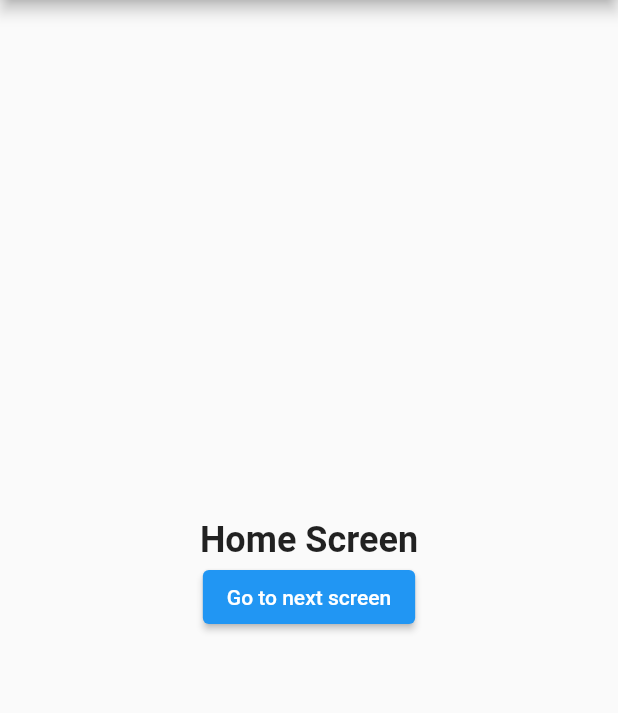
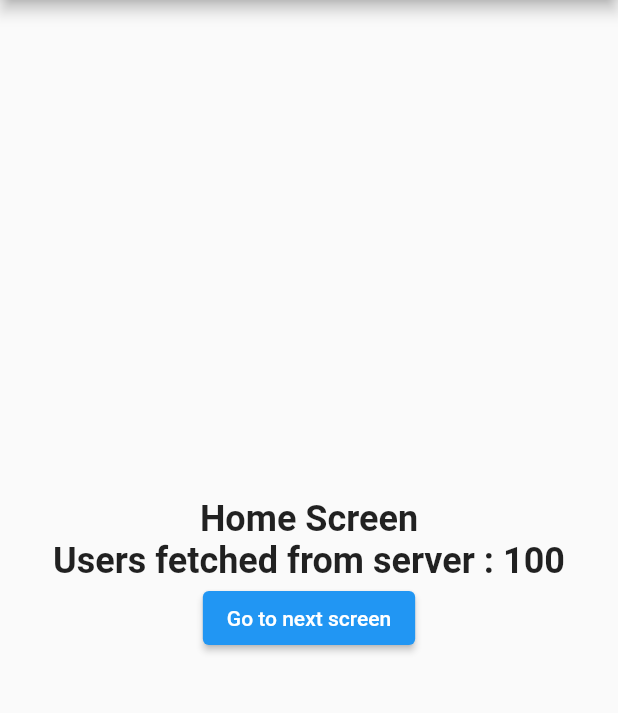
Before and after one commit to mikerashoo/werkama-flutter-boilerblate, a Flutter app: the screen it shows after launch, on a phone screen of 412 x 824 dp, the part 84-797 px from its top. Run offline on Flutter 3.47's test engine with Material 2 defaults, Android fonts, the light colour scheme and no system bars.

Commit message:
provider setup done

```diff
--- a/lib/main.dart
+++ b/lib/main.dart
@@ -1,4 +1,6 @@
 import 'package:flutter/material.dart';
+import 'package:provider/provider.dart';
+import 'package:werkama_flutter_setup/providers/app_provider.dart';
 import 'package:werkama_flutter_setup/screens/on_undefined_screen.dart';
 import 'package:werkama_flutter_setup/utils/route_generator.dart';
 
@@ -12,12 +14,17 @@ class MyApp extends StatelessWidget {
   // This widget is the root of your application.
   @override
   Widget build(BuildContext context) {
-    return MaterialApp(
-      title: 'Werkama Flutter',
-      initialRoute: '/',
-      onGenerateRoute: RouteGenerator.generateRoute,
-      onUnknownRoute: (settings) =>
-          MaterialPageRoute(builder: (_) => const OnUndefinedScreen()),
+    return MultiProvider(
+      providers: [
+        ChangeNotifierProvider<AppProvider>(create: (_) => AppProvider())
+      ],
+      child: MaterialApp(
+        title: 'Werkama Flutter',
+        initialRoute: '/',
+        onGenerateRoute: RouteGenerator.generateRoute,
+        onUnknownRoute: (settings) =>
+            MaterialPageRoute(builder: (_) => const OnUndefinedScreen()),
+      ),
     );
   }
 }
--- a/lib/providers/app_provider.dart
+++ b/lib/providers/app_provider.dart
@@ -1 +1,10 @@
-class AppProvider {}
+import 'package:flutter/cupertino.dart';
+
+class AppProvider extends ChangeNotifier {
+  num userCount = 100;
+
+  void setUserCount(int _count) {
+    userCount = _count;
+    notifyListeners();
+  }
+}
--- a/lib/screens/home_page_screen.dart
+++ b/lib/screens/home_page_screen.dart
@@ -1,5 +1,7 @@
 import 'package:flutter/material.dart';
+import 'package:provider/provider.dart';
 import 'package:werkama_flutter_setup/components/custom_title.dart';
+import 'package:werkama_flutter_setup/providers/app_provider.dart';
 import 'package:werkama_flutter_setup/screens/second_screen.dart';
 import 'package:werkama_flutter_setup/utils/constants.dart';
 
@@ -24,6 +26,11 @@ class _MyHomePageState extends State<MyHomePage> {
             const CustomTitle(
               title: 'Home Screen',
             ),
+            Consumer<AppProvider>(
+              builder: (context, appProvider, _) => CustomTitle(
+                  title:
+                      'Users fetched from server : ${appProvider.userCount}'),
+            ),
             ElevatedButton(
                 onPressed: () {
                   Navigator.pushNamed(context, SecondScreen.routeName,
--- a/lib/utils/constants.dart
+++ b/lib/utils/constants.dart
@@ -1 +1,3 @@
+// ignore_for_file: constant_identifier_names
+
 const String APP_NAME = "Werkama Flutter";
--- a/pubspec.yaml
+++ b/pubspec.yaml
@@ -34,6 +34,8 @@ dependencies:
   # The following adds the Cupertino Icons font to your application.
   # Use with the CupertinoIcons class for iOS style icons.
   cupertino_icons: ^1.0.2
+  provider: ^6.0.2
+  http: ^0.13.4
 
 dev_dependencies:
   flutter_test:
```
Also changed, not shown: pubspec.lock.
